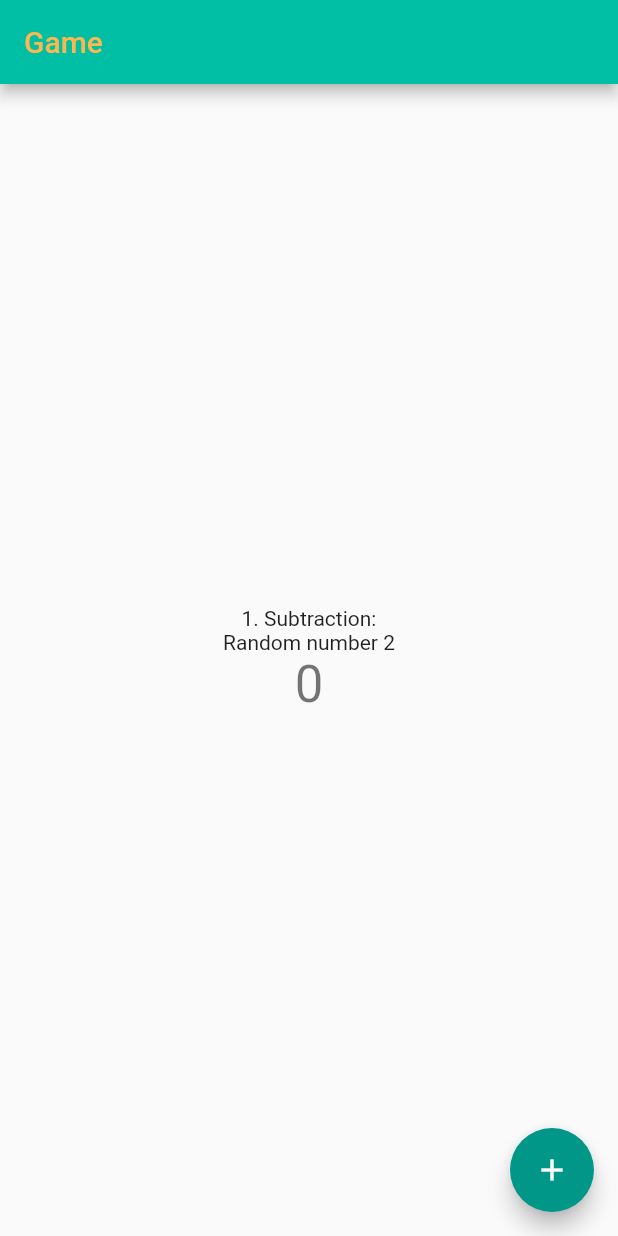
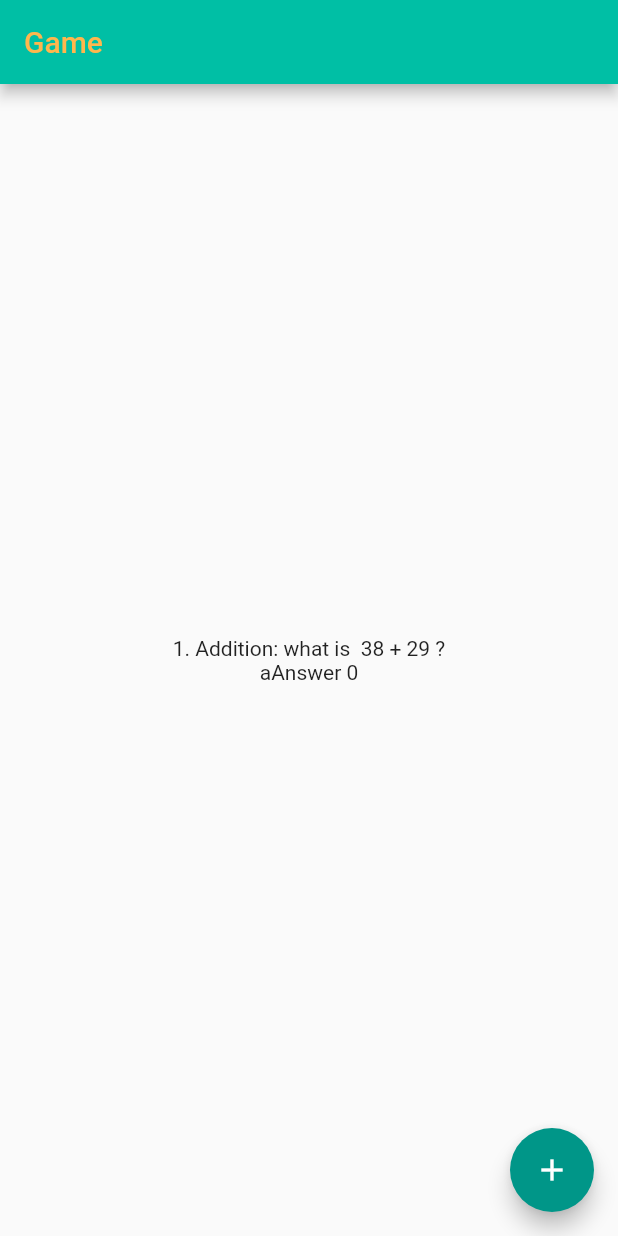
Before and after one commit to ofu997/flutter02, a Flutter app: the screen it shows after launch, on a phone screen of 412 x 824 dp. Run offline on Flutter 3.47's test engine with Material 2 defaults, Android fonts, the phone set to English and light mode, and no system bars.

Commit message:
add ability to generate random numbers as factors

```diff
--- a/lib/main.dart
+++ b/lib/main.dart
@@ -14,33 +14,90 @@ class MyApp extends StatelessWidget {
         primarySwatch: Colors.teal,
         primaryColor: Colors.tealAccent[700],
       ),
-      home: MyHomePage('Game'), // change from Flutter Demo Home Page
+      home: GameDisplay('Game'), // change from Flutter Demo Home Page
     );
   }
 }
 
-class MyHomePage extends StatefulWidget {
+class GameDisplay extends StatefulWidget {
   final String title;
 
-  MyHomePage(this.title);
+  GameDisplay(this.title);
 
   @override
-  _MyHomePageState createState() => _MyHomePageState();
+  _GameDisplayState createState() => _GameDisplayState();
+
+  // old way
+  // @override
+  // State<StatefulWidget> createState() {
+  //   return _GameDisplayState();
+  // }
 }
 
-class _MyHomePageState extends State<MyHomePage> {
+class _GameDisplayState extends State<GameDisplay> {
   int _counter;
-  int questionNumber;
+  int questionNumber, a1, a2, s1, s2, m1, m2, d1, d2;
+  int aAnswer, sAnswer, mAnswer;
+  double dAnswer;
   String question, questionAdd, questionSubtract, questionMultiply, questionDivide;
   int random;
+  Map<String,int> aRange = const {
+    "min": 1,
+    "max": 50,
+  };
+
+    int makeSecondNumber(String question){
+    int firstNumber;
+    if (question=="Addition"){
+      a1 = aRange['min'] + rndm.nextInt(aRange['max']);
+      firstNumber = a1;
+    }
+    else if (question=="Subtraction"){
+
+    }
+    else if (question=="Multiplication"){
+
+    }
+    else {
+
+    }
+
+    return firstNumber;
+  }
+
+  int makeFirstNumber(String question){
+    int firstNumber;
+    if (question=="Addition"){
+      a1 = aRange['min'] + rndm.nextInt(aRange['max']);
+      firstNumber = a1;
+      // a2 = aRange['min'] + rndm.nextInt(aRange['max']);
+      // aAnswer = a1 + a2;
+    }
+    else if (question=="Subtraction"){
+
+    }
+    else if (question=="Multiplication"){
+
+    }
+    else {
+
+    }
+    print('firstNumber is $firstNumber');
+    return firstNumber;
+  }
 
   @override
   void initState(){
     _counter = 0;
     questionNumber = 1;
-    random = min + rndm.nextInt(max-min);
+    aAnswer = 0;
+    // a1 = 0;
+    // a2 = 0;
+    random = min + rndm.nextInt(max);
     if (random==1){
       question="Addition:";
+      a1 = aRange['min'] + rndm.nextInt(aRange['max']);
+      a2 = aRange['min'] + rndm.nextInt(aRange['max']);
     }
     else if (random==2){
       question="Subtraction:";
@@ -51,6 +108,14 @@ class _MyHomePageState extends State<MyHomePage> {
     else {
       question="Division:";
     }
+
+
+
+    // makeFirstNumber(question);
+    print("a1 is $a1");
+    // makeSecondNumber(question);
+    print("a2 is $a2");
+    // calculateAnswer();
     super.initState();
   }
 
@@ -58,7 +123,7 @@ class _MyHomePageState extends State<MyHomePage> {
     setState(() {
       _counter++;
       questionNumber++;
-      random = min + rndm.nextInt(max-min);
+      random = min + rndm.nextInt(max);
       if (random==1){
       question="Addition:";
       }
@@ -71,8 +136,17 @@ class _MyHomePageState extends State<MyHomePage> {
       else {
         question="Division:";
       }
+
+      a1=makeFirstNumber(question);
+      print("a1 is $a1");
+      a2=makeSecondNumber(question);
+      print("a2 is $a2");
+
+
     });
   }
+
+
 
   @override
   Widget build(BuildContext context) {
@@ -87,15 +161,15 @@ class _MyHomePageState extends State<MyHomePage> {
           mainAxisAlignment: MainAxisAlignment.center,
           children: <Widget>[
             Text(
-              '$questionNumber. $question',
+              '$questionNumber. $question what is  $a1 + $a2 ?'
             ),
             Text(
-              'Random number $random'
+              'aAnswer $aAnswer'
             ),
-            Text(
-              '$_counter',
-              style: Theme.of(context).textTheme.display1,
-            ),
+            // Text(
+            //   '$_counter',
+            //   style: Theme.of(context).textTheme.display1,
+            // ),
           ],
         ),
       ),
@@ -111,7 +185,7 @@ class _MyHomePageState extends State<MyHomePage> {
 // This trailing comma makes auto-formatting nicer for build methods.
 // Column is also layout widget. It takes a list of children and
 // Center is a layout widget. It takes a single child and positions it
-// Here we take the value from the MyHomePage object that was created by
+// Here we take the value from the GameDisplay object that was created by
 // This method is rerun every time setState is called, for instance as done
 // This call to setState tells the Flutter framework that something has
 // This widget is the home page of your application. It is stateful, meaning
```
Also changed, not shown: pubspec.lock.
